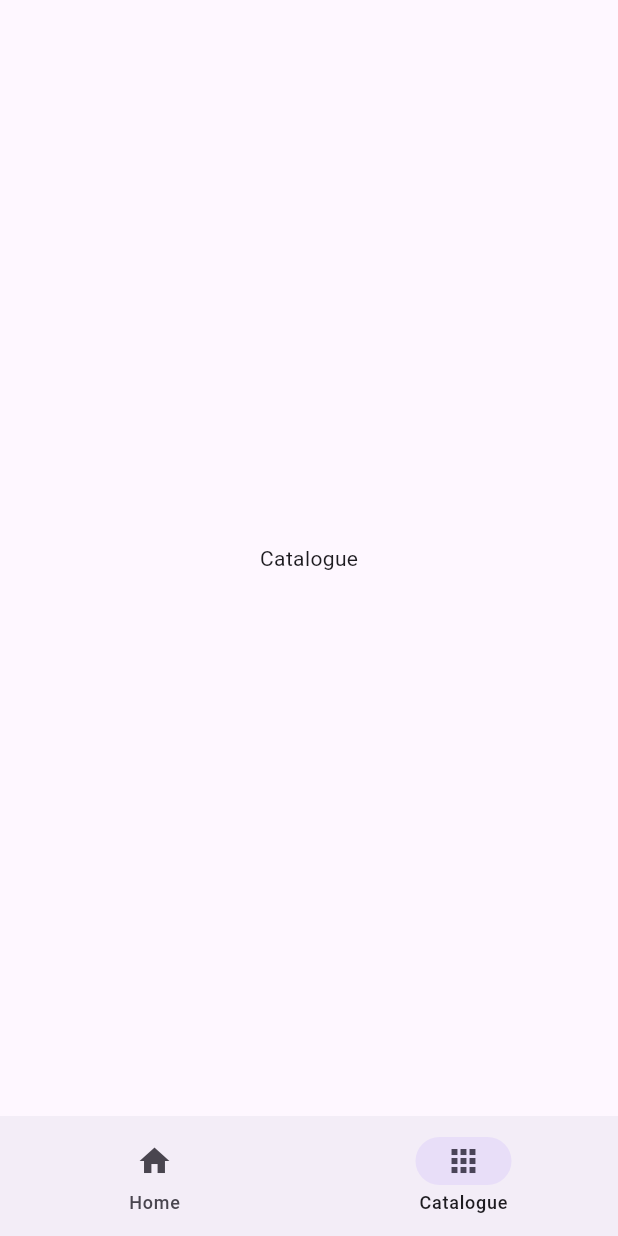
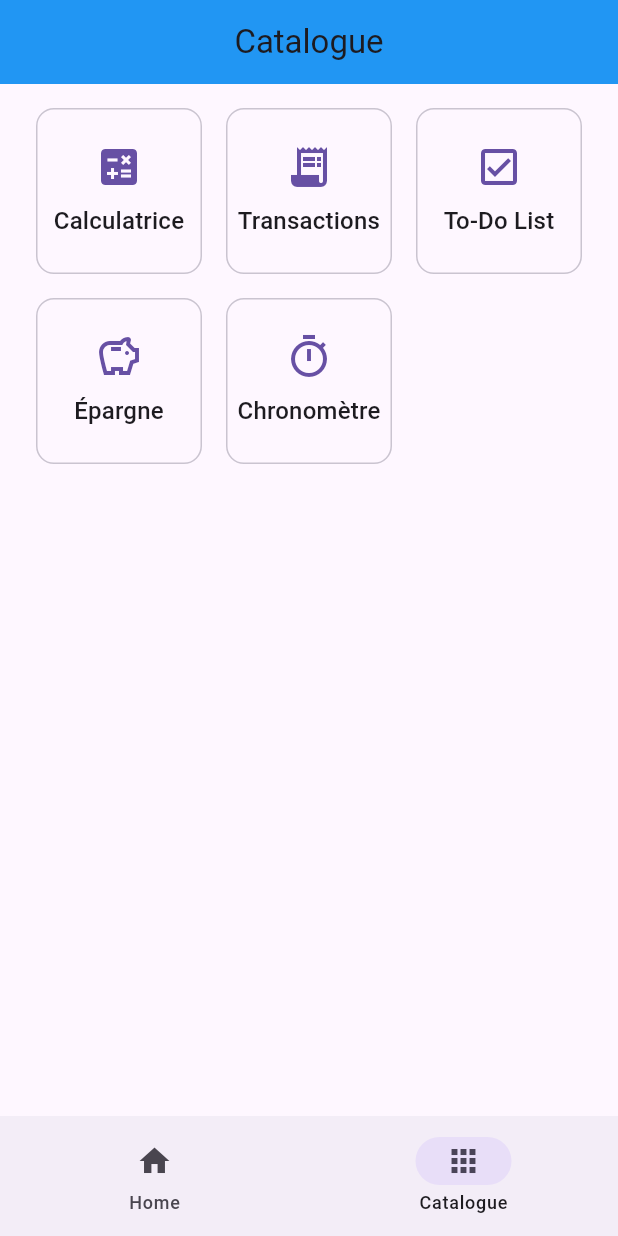
Before and after one commit to dadacoc/multitools, a Flutter app: the Catalogue screen opened by its route, on a phone screen of 412 x 824 dp. Run offline on Flutter 3.47's test engine with Material 3 defaults, Android fonts, the phone set to English and light mode, and no system bars; our stand-ins replace go_router, logger, sqflite; accounts and stored records are empty.

Commit message:
feat: Construct the UI of homePage and catalogue

```diff
--- a/lib/mini_apps/home/catalogue.dart
+++ b/lib/mini_apps/home/catalogue.dart
@@ -2,6 +2,9 @@ import 'package:flutter/foundation.dart';
 import 'package:flutter/material.dart';
 import 'package:go_router/go_router.dart';
 import 'package:logger/logger.dart';
+import 'package:multitools/mini_apps/home/shortcut_apps.dart';
+
+import '../../app_sizes.dart';
 
 
 class Catalogue extends StatefulWidget {
@@ -12,11 +15,36 @@ class Catalogue extends StatefulWidget {
 }
 
 class _CatalogueState extends State<Catalogue> {
+
+  ///Données de test
+  final List<Map<String, dynamic>> allMiniApps = [
+    {'name': 'Calculatrice', 'icon': Icons.calculate, 'navigation':'calculatrice'},
+    {'name': 'Transactions', 'icon': Icons.receipt_long,'navigation':'transaction'},
+    {'name': 'To-Do List', 'icon': Icons.check_box_outlined,'navigation': 'todo-list'},
+    {'name': 'Épargne', 'icon': Icons.savings_outlined,'navigation':'epargne'},
+    {'name': 'Chronomètre', 'icon': Icons.timer_outlined,'navigation':'chronomètre'},
+  ];
+
   @override
   Widget build(BuildContext context) {
     return Scaffold(
-      body: Center(
-        child: Text("Catalogue"),
+      appBar: AppBar(
+        centerTitle: true,
+        title: Text("Catalogue"),
+        automaticallyImplyLeading: false,
+        backgroundColor: Colors.blue,
+      ),
+      body:GridView.builder(
+            padding: EdgeInsets.symmetric(horizontal: AppSizes.padding.l ,vertical: AppSizes.padding.m), //Ancienne valeur 24 et 20 , nouvelle 24 (l) et 16 (m) ,
+            gridDelegate: SliverGridDelegateWithMaxCrossAxisExtent(
+                maxCrossAxisExtent: 160.0,
+                mainAxisSpacing: AppSizes.gap.m,
+                crossAxisSpacing: AppSizes.gap.m
+            ),
+            itemCount: allMiniApps.length,
+            itemBuilder: (BuildContext context , int index){
+              return ShortcutApps(miniApp: allMiniApps[index]);
+            },
       ),
     );
   }
--- /dev/null
+++ b/lib/mini_apps/home/shortcut_apps.dart
@@ -0,0 +1,34 @@
+import 'package:flutter/material.dart';
+import 'package:go_router/go_router.dart';
+import 'package:multitools/app_sizes.dart';
+
+class ShortcutApps extends StatelessWidget {
+
+  final Map<String, dynamic> miniApp;
+
+  const ShortcutApps({super.key,required this.miniApp});
+
+  @override
+  Widget build(BuildContext context) {
+    return InkWell(
+      onTap: () { context.goNamed(miniApp['navigation']); },
+      borderRadius: BorderRadius.circular(AppSizes.corners.m),
+      child: Container(
+        decoration: BoxDecoration(
+          color: Colors.transparent,
+          borderRadius: BorderRadius.circular(AppSizes.corners.m),
+          border: Border.all(color: Theme.of(context).colorScheme.outlineVariant)
+        ),
+        child: Column(
+          mainAxisAlignment: MainAxisAlignment.center,
+          crossAxisAlignment: CrossAxisAlignment.center,
+          children: [
+          Icon(miniApp['icon'],color: Theme.of(context).colorScheme.primary,size: AppSizes.icon.l,),
+          SizedBox(height: AppSizes.gap.s,),
+          Text(miniApp['name'],style: Theme.of(context).textTheme.titleMedium,textAlign: TextAlign.center,)
+          ],
+        ),
+      ),
+    );
+  }
+}
--- a/lib/mini_apps/transactions/provider.dart
+++ b/lib/mini_apps/transactions/provider.dart
@@ -152,7 +152,6 @@ class TransactionsProvider extends ChangeNotifier {
 
   Future<void> editData({required int id , required String nom , required double somme,required String cause})async {
     try {
-      print('id:$id');
       await database.update(
         'Transaction_main',
         {
```
Also changed, not shown: lib/mini_apps/home/empty_shortcut_apps.dart (added, +48 -0 lines), lib/mini_apps/home/home_page.dart (+3 -10 lines).
